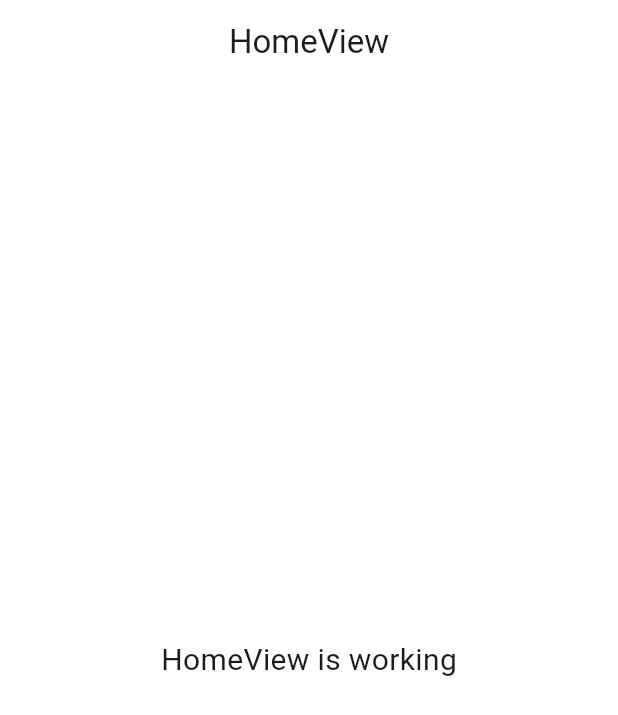
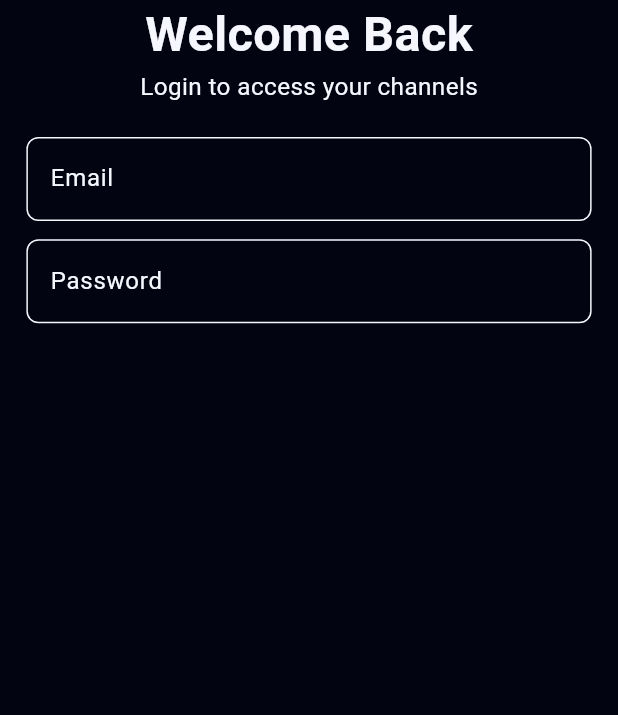
Before and after one commit to arafat593/Erron, a Flutter app: the screen it shows after launch, on a phone screen of 412 x 824 dp. Shown: the top 715 px of the screen. Run offline on Flutter 3.47's test engine with Material 3 defaults, Android fonts, the phone set to English and light mode, and no system bars; our stand-ins replace flutter_screenutil, get.

Commit message:
input decoration theme done

```diff
--- a/lib/app/data/app_colors.dart
+++ b/lib/app/data/app_colors.dart
@@ -3,5 +3,8 @@ import 'dart:ui';
 class AppColors{
   static const Color whiteColor = Color(0xffFFFFFF);
   static const Color blackColor = Color(0xff000000);
+  static const Color whiteLight = Color(0xffF6F7FE);
+  static const Color backgroundColor = Color(0xff030412);
+
 
 }
--- a/lib/app/data/app_text_styles.dart
+++ b/lib/app/data/app_text_styles.dart
@@ -5,15 +5,15 @@ import 'package:flutter_screenutil/flutter_screenutil.dart';
 
 abstract class AppTextStyles {
   static TextStyle _style(double size, FontWeight weight,Color color) =>
-      TextStyle(fontSize: size.sp, fontWeight: weight,color: AppColors.whiteColor);
+      TextStyle(fontSize: size.sp, fontWeight: weight,color: color);
 
-  static TextStyle light(double s) => _style(s, FontWeight.w300, AppColors.whiteColor);
-  static TextStyle regular(double s) => _style(s, FontWeight.w400, AppColors.whiteColor);
-  static TextStyle medium(double s) => _style(s, FontWeight.w500, AppColors.whiteColor);
-  static TextStyle semiBold(double s) => _style(s, FontWeight.w600, AppColors.whiteColor);
-  static TextStyle bold(double s) => _style(s, FontWeight.w700, AppColors.whiteColor);
-  static TextStyle extraBold(double s) => _style(s, FontWeight.w800, AppColors.whiteColor);
-  static TextStyle black(double s) => _style(s, FontWeight.w900, AppColors.whiteColor);
+  static TextStyle light(double s) => _style(s, FontWeight.w300, AppColors.whiteLight);
+  static TextStyle regular(double s) => _style(s, FontWeight.w400, AppColors.whiteLight);
+  static TextStyle medium(double s) => _style(s, FontWeight.w500, AppColors.whiteLight);
+  static TextStyle semiBold(double s) => _style(s, FontWeight.w600, AppColors.whiteLight);
+  static TextStyle bold(double s) => _style(s, FontWeight.w700, AppColors.whiteLight);
+  static TextStyle extraBold(double s) => _style(s, FontWeight.w800, AppColors.whiteLight);
+  static TextStyle black(double s) => _style(s, FontWeight.w900, AppColors.whiteLight);
 
   static TextStyle get light8 => light(8);
   static TextStyle get regular8 => regular(8);
--- a/lib/app/data/theme.dart
+++ b/lib/app/data/theme.dart
@@ -4,7 +4,13 @@ import 'app_text_styles.dart';
 
 ThemeData themeData() {
   return ThemeData(
-    scaffoldBackgroundColor: AppColors.whiteColor,
+    scaffoldBackgroundColor: AppColors.backgroundColor,
+
+    textTheme: TextTheme(
+      bodyLarge: TextStyle(
+        color: AppColors.whiteLight,
+      ),
+    ),
     bottomNavigationBarTheme: BottomNavigationBarThemeData(
       backgroundColor: AppColors.whiteColor,
       elevation: 0,
@@ -12,7 +18,7 @@ ThemeData themeData() {
       unselectedLabelStyle: AppTextStyles.medium12,
     ),
     appBarTheme: AppBarTheme(
-      backgroundColor: AppColors.whiteColor,
+      backgroundColor: AppColors.backgroundColor,
       iconTheme: IconThemeData(color: AppColors.whiteColor),
     ),
     elevatedButtonTheme: ElevatedButtonThemeData(
@@ -22,10 +28,16 @@ ThemeData themeData() {
       style: OutlinedButton.styleFrom(),
     ),
     inputDecorationTheme: InputDecorationTheme(
-
-      border: OutlineInputBorder(),
-      enabledBorder: OutlineInputBorder(),
-      focusedBorder: OutlineInputBorder(),
+        hintStyle: TextStyle(color: AppColors.whiteLight),
+        labelStyle: TextStyle(color: AppColors.whiteLight),
+        focusedBorder: OutlineInputBorder(
+            borderRadius: BorderRadius.circular(8),
+            borderSide: BorderSide(color: AppColors.whiteLight)
+        ),
+        enabledBorder: OutlineInputBorder(
+            borderRadius: BorderRadius.circular(8),
+            borderSide: BorderSide(color: AppColors.whiteLight)
+        )
     ),
   );
 }
--- /dev/null
+++ b/lib/app/modules/login/views/login_view.dart
@@ -0,0 +1,62 @@
+import 'package:errone/app/data/app_colors.dart';
+import 'package:errone/app/data/app_text_styles.dart';
+import 'package:flutter/material.dart';
+import 'package:flutter_screenutil/flutter_screenutil.dart';
+
+import 'package:get/get.dart';
+
+import '../controllers/login_controller.dart';
+
+class LoginView extends GetView<LoginController> {
+  const LoginView({super.key});
+
+  @override
+  Widget build(BuildContext context) {
+    return SafeArea(
+      child: Scaffold(
+        body: CustomScrollView(
+          slivers: [
+            SliverToBoxAdapter(
+              child: Column(
+                children: [
+                  Text(
+                    "Welcome Back",
+                    style: AppTextStyles.bold32
+                  ),
+                  Text(
+                    "Login to access your channels",
+                    style: AppTextStyles.regular16
+                  ),
+                ],
+              ),
+            ),
+            SliverToBoxAdapter(
+              child: Padding(
+                padding: EdgeInsets.symmetric(horizontal: 16.w,vertical: 22.h),
+                child: Column(
+                  children: [
+                    TextFormField(
+                      decoration: InputDecoration(
+                        hintText: 'you@example.com',
+                        labelText: 'Email',
+
+                      ),
+                    ),
+                    SizedBox(height: 12.h,),
+                    TextFormField(
+
+                      decoration: InputDecoration(
+                        hintText: 'youExample',
+                        labelText: 'Password',
+                      ),
+                    )
+                  ],
+                ),
+              ),
+            ),
+          ],
+        ),
+      ),
+    );
+  }
+}
--- a/lib/app/routes/app_pages.dart
+++ b/lib/app/routes/app_pages.dart
@@ -1,25 +1,38 @@
 import 'package:get/get.dart';
-
 import '../modules/home/bindings/home_binding.dart';
 import '../modules/home/views/home_view.dart';
 import '../modules/profile/bindings/profile_binding.dart';
 import '../modules/profile/views/profile_view.dart';
+import '../modules/login/bindings/login_binding.dart';
+import '../modules/login/views/login_view.dart';
+import '../modules/register/bindings/register_binding.dart';
+import '../modules/register/views/register_view.dart';
 
 part 'app_routes.dart';
 
 class AppPages {
   AppPages._();
 
-  static const INITIAL = Routes.HOME;
+  static const INITIAL = Routes.LOGIN;
 
-  static final routes = [
+  static final routes = <GetPage>[
     GetPage(
-      name: _Paths.HOME,
+      name: Routes.LOGIN,
+      page: () => const LoginView(),
+      binding: LoginBinding(),
+    ),
+    GetPage(
+      name: Routes.REGISTER,
+      page: () => const RegisterView(),
+      binding: RegisterBinding(),
+    ),
+    GetPage(
+      name: Routes.HOME,
       page: () => const HomeView(),
       binding: HomeBinding(),
     ),
     GetPage(
-      name: _Paths.PROFILE,
+      name: Routes.PROFILE,
       page: () => const ProfileView(),
       binding: ProfileBinding(),
     ),
--- a/lib/app/routes/app_routes.dart
+++ b/lib/app/routes/app_routes.dart
@@ -5,10 +5,14 @@ abstract class Routes {
   Routes._();
   static const HOME = _Paths.HOME;
   static const PROFILE = _Paths.PROFILE;
+  static const LOGIN = _Paths.LOGIN;
+  static const REGISTER = _Paths.REGISTER;
 }
 
 abstract class _Paths {
   _Paths._();
   static const HOME = '/home';
   static const PROFILE = '/profile';
+  static const LOGIN = '/login';
+  static const REGISTER = '/register';
 }
```
Also changed, not shown: lib/app/modules/login/bindings/login_binding.dart (added, +12 -0 lines), lib/app/modules/login/controllers/login_controller.dart (added, +23 -0 lines), lib/app/modules/register/bindings/register_binding.dart (added, +12 -0 lines), lib/app/modules/register/controllers/register_controller.dart (added, +23 -0 lines), lib/app/modules/register/views/register_view.dart (added, +24 -0 lines).
